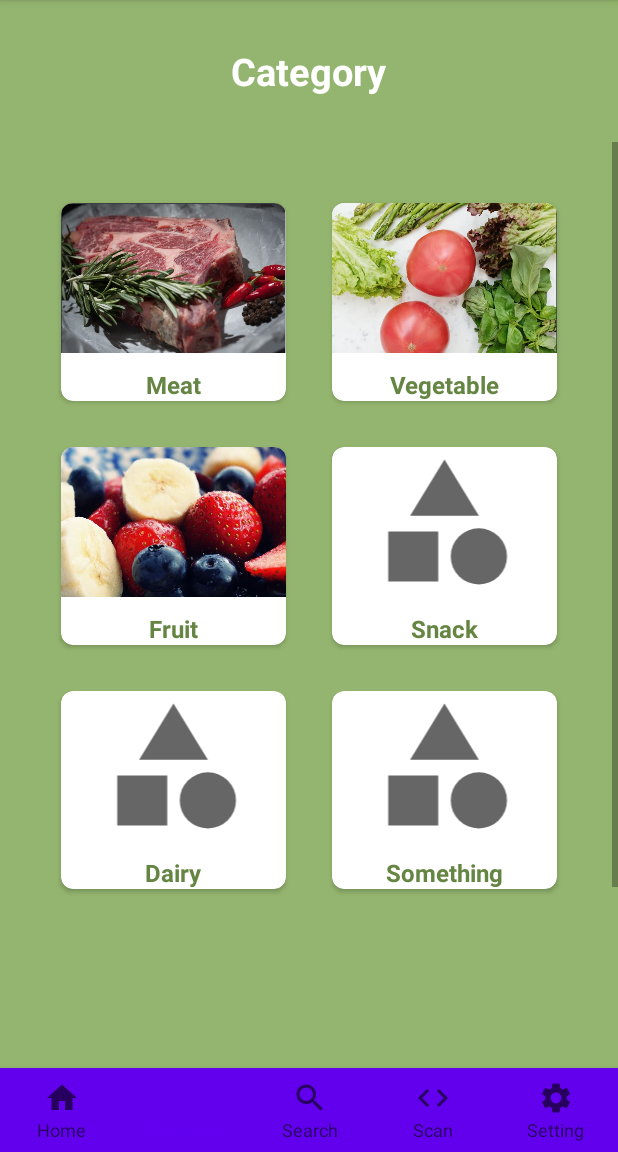
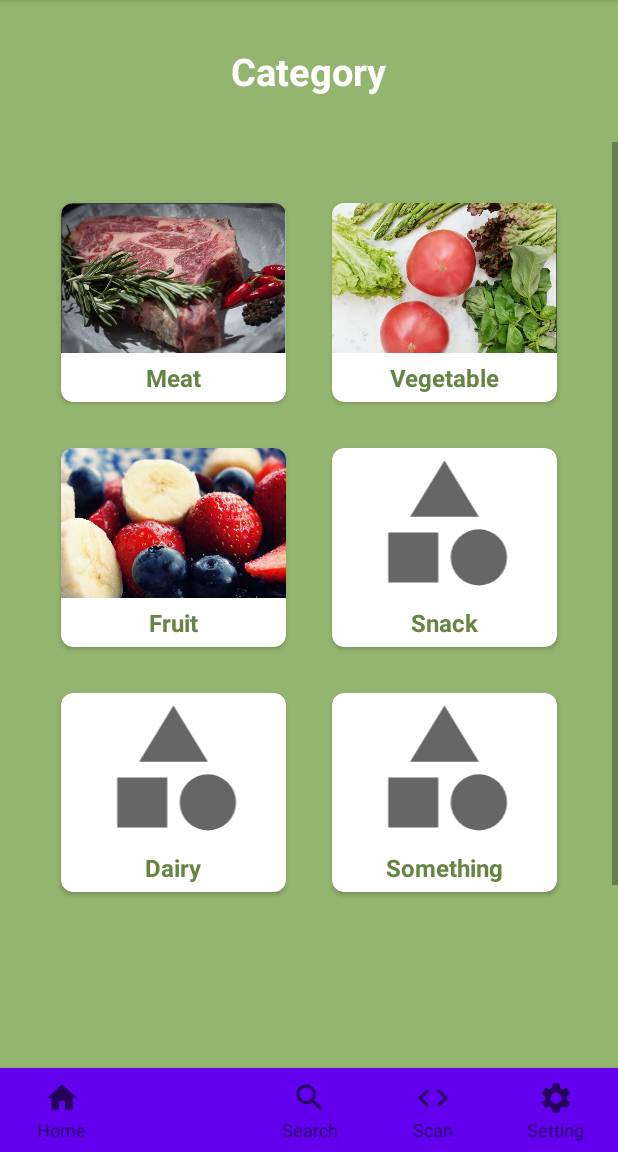
Before and after one commit to ETS-Android3/Detox, an Android app: the screen it shows after launch (MainActivity), item 2 of the bottom bar chosen, on a phone screen of 412 x 824 dp, the part 84-1236 px from its top. Run offline under Robolectric (Android 15) with nearby library versions, the phone set to English and light mode, and no system bars.

Commit message:
UI modification fragment_category.xml

```diff
--- a/app/src/main/res/layout/fragment_category.xml
+++ b/app/src/main/res/layout/fragment_category.xml
@@ -57,13 +57,14 @@
                 <ImageView
                     android:layout_width="150dp"
                     android:layout_height="100dp"
-                    android:layout_marginBottom="10dp"
+                    android:layout_marginBottom="5dp"
                     android:src="@drawable/meat" />
 
                 <TextView
                     android:layout_width="wrap_content"
                     android:layout_height="wrap_content"
                     android:gravity="center_horizontal"
+                    android:layout_marginBottom="5dp"
                     android:text="Meat"
                     android:textSize="16dp"
                     android:textColor="#658543"
@@ -94,12 +95,13 @@
                 <ImageView
                     android:layout_width="150dp"
                     android:layout_height="100dp"
-                    android:layout_marginBottom="10dp"
+                    android:layout_marginBottom="5dp"
                     android:src="@drawable/veggie"/>
 
                 <TextView
                     android:layout_width="wrap_content"
                     android:layout_height="wrap_content"
+                    android:layout_marginBottom="5dp"
                     android:text="Vegetable"
                     android:textSize="16dp"
                     android:textColor="#658543"
@@ -130,11 +132,12 @@
                 <ImageView
                     android:layout_width="150dp"
                     android:layout_height="100dp"
-                    android:layout_marginBottom="10dp"
+                    android:layout_marginBottom="5dp"
                     android:src="@drawable/fruit" />
                 <TextView
                     android:layout_width="wrap_content"
                     android:layout_height="wrap_content"
+                    android:layout_marginBottom="5dp"
                     android:text="Fruit"
                     android:textSize="16dp"
                     android:textColor="#658543"
@@ -165,12 +168,13 @@
                 <ImageView
                     android:layout_width="150dp"
                     android:layout_height="100dp"
-                    android:layout_marginBottom="10dp"
+                    android:layout_marginBottom="5dp"
                     android:src="@drawable/ic_baseline_category_24"/>
 
                 <TextView
                     android:layout_width="wrap_content"
                     android:layout_height="wrap_content"
+                    android:layout_marginBottom="5dp"
                     android:text="Snack"
                     android:textSize="16dp"
                     android:textColor="#658543"
@@ -201,12 +205,13 @@
                 <ImageView
                     android:layout_width="150dp"
                     android:layout_height="100dp"
-                    android:layout_marginBottom="10dp"
+                    android:layout_marginBottom="5dp"
                     android:src="@drawable/ic_baseline_category_24"/>
 
                 <TextView
                     android:layout_width="wrap_content"
                     android:layout_height="wrap_content"
+                    android:layout_marginBottom="5dp"
                     android:text="Dairy"
                     android:textSize="16dp"
                     android:textColor="#658543"
@@ -237,12 +242,13 @@
                 <ImageView
                     android:layout_width="150dp"
                     android:layout_height="100dp"
-                    android:layout_marginBottom="10dp"
+                    android:layout_marginBottom="5dp"
                     android:src="@drawable/ic_baseline_category_24"/>
 
                 <TextView
                     android:layout_width="wrap_content"
                     android:layout_height="wrap_content"
+                    android:layout_marginBottom="5dp"
                     android:text="Something"
                     android:textSize="16dp"
                     android:textColor="#658543"
```
